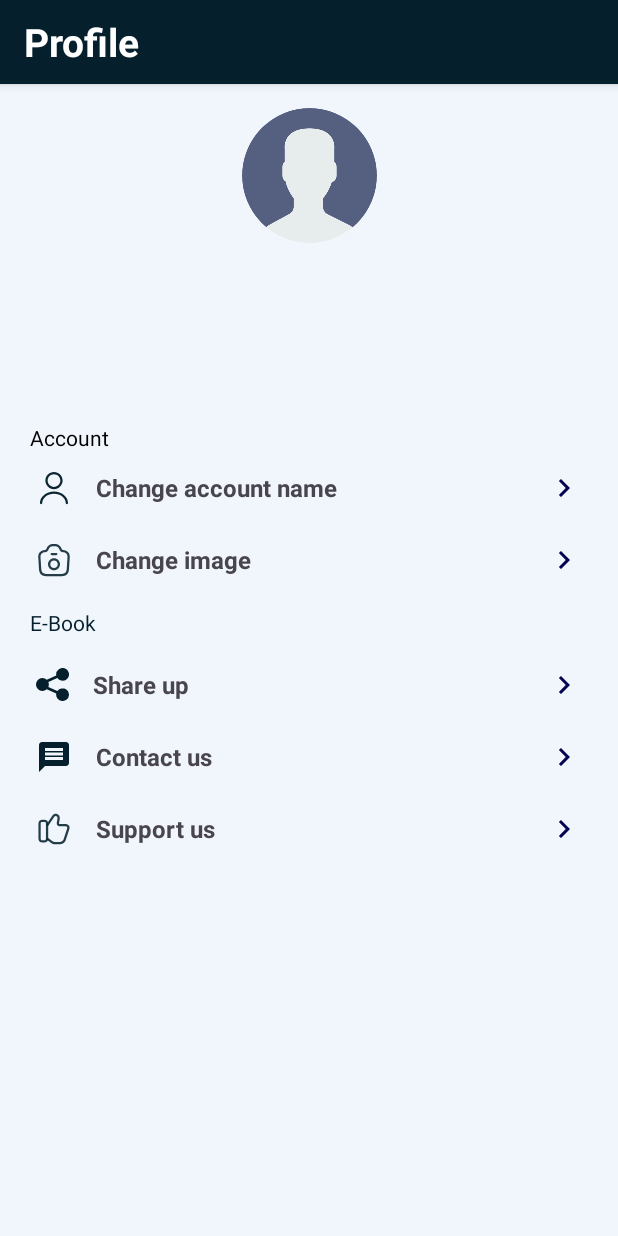
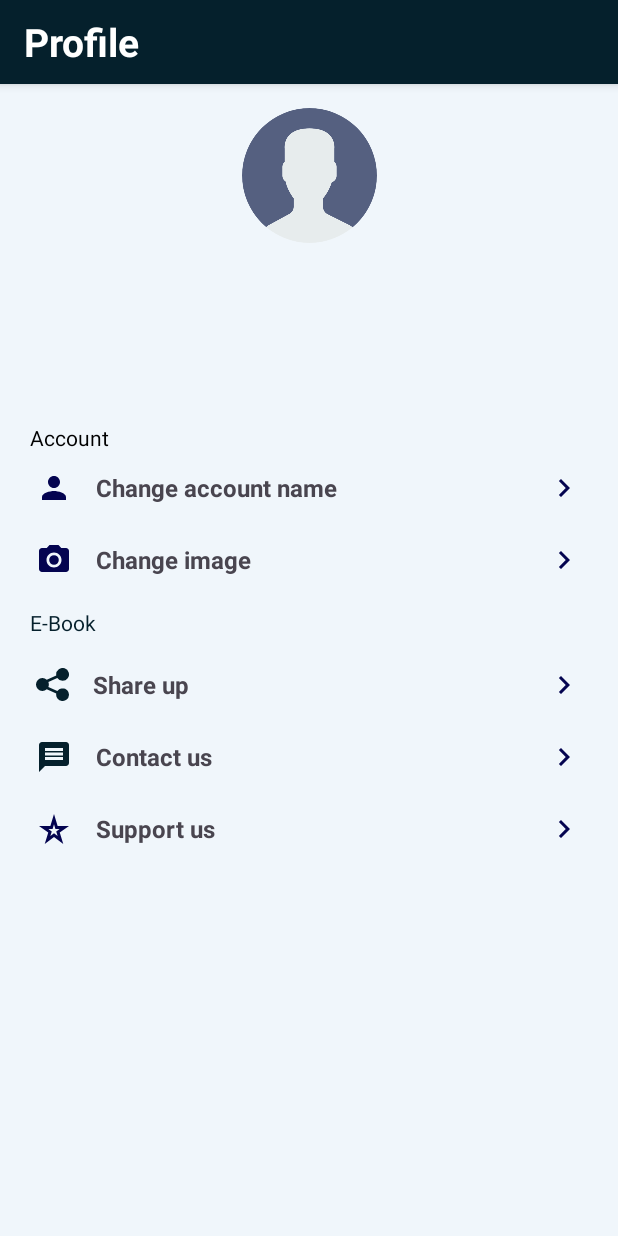
Before and after one commit to muhammadalinomonov/Book-reader, an Android app: the fragment ProfileScreen shown on its own in the app's theme, on a phone screen of 412 x 824 dp. Run offline under Robolectric (Android 15) with nearby library versions, the phone set to English and light mode, and no system bars; libraries missing offline, so code that uses them is left out: by.kirich1409.viewbindingdelegate, com.github.drjacky.imagepicker; Roboto replaces fonts that are not available here; 3 statements that could not run were skipped.

Commit message:
full for PM

```diff
--- a/app/src/main/java/uz/gita/a5/bookreader/presentation/ui/saved/SavedScreen.kt
+++ b/app/src/main/java/uz/gita/a5/bookreader/presentation/ui/saved/SavedScreen.kt
@@ -86,7 +86,7 @@ class SavedScreen : Fragment(R.layout.screen_saved) {
         }
         binding.apply {
             recycler.layoutManager =
-                LinearLayoutManager(requireContext(), LinearLayoutManager.HORIZONTAL, false)
+                LinearLayoutManager(requireContext(), LinearLayoutManager.VERTICAL, false)
             recycler.adapter = adapter
         }
 
--- /dev/null
+++ b/app/src/main/res/drawable/ic_camera_2.xml
@@ -0,0 +1,6 @@
+<vector android:height="24dp" android:tint="#040450"
+    android:viewportHeight="24" android:viewportWidth="24"
+    android:width="24dp" xmlns:android="http://schemas.android.com/apk/res/android">
+    <path android:fillColor="@android:color/white" android:pathData="M12,12m-3.2,0a3.2,3.2 0,1 1,6.4 0a3.2,3.2 0,1 1,-6.4 0"/>
+    <path android:fillColor="@android:color/white" android:pathData="M9,2L7.17,4L4,4c-1.1,0 -2,0.9 -2,2v12c0,1.1 0.9,2 2,2h16c1.1,0 2,-0.9 2,-2L22,6c0,-1.1 -0.9,-2 -2,-2h-3.17L15,2L9,2zM12,17c-2.76,0 -5,-2.24 -5,-5s2.24,-5 5,-5 5,2.24 5,5 -2.24,5 -5,5z"/>
+</vector>
--- a/app/src/main/res/drawable/ic_person.xml
+++ b/app/src/main/res/drawable/ic_person.xml
@@ -1,4 +1,4 @@
-<vector android:height="24dp" android:tint="#000000"
+<vector android:height="24dp" android:tint="#040450"
     android:viewportHeight="24" android:viewportWidth="24"
     android:width="24dp" xmlns:android="http://schemas.android.com/apk/res/android">
     <path android:fillColor="@android:color/white" android:pathData="M12,12c2.21,0 4,-1.79 4,-4s-1.79,-4 -4,-4 -4,1.79 -4,4 1.79,4 4,4zM12,14c-2.67,0 -8,1.34 -8,4v2h16v-2c0,-2.66 -5.33,-4 -8,-4z"/>
--- a/app/src/main/res/drawable/ic_star.xml
+++ b/app/src/main/res/drawable/ic_star.xml
@@ -1,5 +1,5 @@
 <vector android:height="24dp" android:tint="#040450"
     android:viewportHeight="24" android:viewportWidth="24"
     android:width="24dp" xmlns:android="http://schemas.android.com/apk/res/android">
-    <path android:fillColor="@android:color/white" android:pathData="M12,17.27L18.18,21l-1.64,-7.03L22,9.24l-7.19,-0.61L12,2 9.19,8.63 2,9.24l5.46,4.73L5.82,21z"/>
+    <path android:fillColor="@android:color/white" android:pathData="M22,9.24l-7.19,-0.62L12,2 9.19,8.63 2,9.24l5.46,4.73L5.82,21 12,17.27 18.18,21l-1.63,-7.03L22,9.24zM12,15.4l-3.76,2.27 1,-4.28 -3.32,-2.88 4.38,-0.38L12,6.1l1.71,4.04 4.38,0.38 -3.32,2.88 1,4.28L12,15.4z"/>
 </vector>
--- /dev/null
+++ b/app/src/main/res/drawable/ic_star2.xml
@@ -0,0 +1,5 @@
+<vector android:height="24dp" android:tint="#040450"
+    android:viewportHeight="24" android:viewportWidth="24"
+    android:width="24dp" xmlns:android="http://schemas.android.com/apk/res/android">
+    <path android:fillColor="@android:color/white" android:pathData="M12,8.89L12.94,12h2.82l-2.27,1.62l0.93,3.01L12,14.79l-2.42,1.84l0.93,-3.01L8.24,12h2.82L12,8.89M12,2l-2.42,8H2l6.17,4.41L5.83,22L12,17.31L18.18,22l-2.35,-7.59L22,10h-7.58L12,2L12,2z"/>
+</vector>
--- a/app/src/main/res/layout/screen_profile.xml
+++ b/app/src/main/res/layout/screen_profile.xml
@@ -1,29 +1,30 @@
 <?xml version="1.0" encoding="utf-8"?>
 <androidx.constraintlayout.widget.ConstraintLayout xmlns:android="http://schemas.android.com/apk/res/android"
+    xmlns:app="http://schemas.android.com/apk/res-auto"
+    xmlns:tools="http://schemas.android.com/tools"
     android:layout_width="match_parent"
-    xmlns:tools="http://schemas.android.com/tools"
-    android:background="@color/transparent"
     android:layout_height="match_parent"
-    xmlns:app="http://schemas.android.com/apk/res-auto">
+    android:background="@color/transparent">
 
     <FrameLayout
         android:id="@+id/action_bar"
-        android:background="@color/gray"
-        app:layout_constraintTop_toTopOf="parent"
         android:layout_width="match_parent"
         android:layout_height="56dp"
-        android:elevation="4dp">
+        android:background="@color/gray"
+        android:elevation="4dp"
+        app:layout_constraintTop_toTopOf="parent">
 
         <TextView
 
             android:layout_width="wrap_content"
             android:layout_height="wrap_content"
-            android:textSize="26sp"
-            android:text="Profile"
             android:layout_gravity="start|center"
             android:layout_marginStart="16dp"
+            android:text="Profile"
             android:textColor="@color/white"
-            android:textStyle="bold"/>
+            android:textSize="26sp"
+            android:textStyle="bold"
+            tools:ignore="HardcodedText" />
     </FrameLayout>
 
     <com.google.android.material.imageview.ShapeableImageView
@@ -66,14 +67,14 @@
             android:layout_width="wrap_content"
             android:layout_height="wrap_content"
             android:text="Account"
-            android:textColor="@color/black" />
+            android:textColor="@color/black"
+            tools:ignore="HardcodedText" />
 
         <TextView
             android:id="@+id/tv_change_user_name"
             android:layout_width="match_parent"
             android:layout_height="wrap_content"
             android:layout_marginVertical="8dp"
-            android:background="?selectableItemBackground"
             android:drawablePadding="16dp"
             android:gravity="center_vertical"
             android:padding="4dp"
@@ -81,14 +82,15 @@
             android:textSize="16sp"
             android:textStyle="bold"
             app:drawableEndCompat="@drawable/ic_next"
-            app:drawableStartCompat="@drawable/ic_user" />
+            app:drawableStartCompat="@drawable/ic_person"
+            tools:ignore="HardcodedText" />
 
         <TextView
             android:id="@+id/tv_change_image_icon"
             android:layout_width="match_parent"
             android:layout_height="wrap_content"
             android:layout_marginVertical="8dp"
-            android:background="?selectableItemBackground"
+
             android:drawablePadding="16dp"
             android:gravity="center_vertical"
             android:padding="4dp"
@@ -96,7 +98,8 @@
             android:textSize="16sp"
             android:textStyle="bold"
             app:drawableEndCompat="@drawable/ic_next"
-            app:drawableStartCompat="@drawable/ic_camera" />
+            app:drawableStartCompat="@drawable/ic_camera_2"
+            tools:ignore="HardcodedText" />
 
 
         <TextView
@@ -111,7 +114,6 @@
             android:layout_width="match_parent"
             android:layout_height="wrap_content"
             android:layout_marginVertical="8dp"
-            android:background="?selectableItemBackground"
             android:drawablePadding="16dp"
             android:gravity="center_vertical"
             android:padding="4dp"
@@ -119,14 +121,14 @@
             android:textSize="16sp"
             android:textStyle="bold"
             app:drawableEndCompat="@drawable/ic_next"
-            app:drawableStartCompat="@drawable/ic_share" />
+            app:drawableStartCompat="@drawable/ic_share"
+            tools:ignore="HardcodedText" />
 
         <TextView
             android:id="@+id/tv_help"
             android:layout_width="match_parent"
             android:layout_height="wrap_content"
             android:layout_marginVertical="8dp"
-            android:background="?selectableItemBackground"
             android:drawablePadding="16dp"
             android:gravity="center_vertical"
             android:padding="4dp"
@@ -134,14 +136,14 @@
             android:textSize="16sp"
             android:textStyle="bold"
             app:drawableEndCompat="@drawable/ic_next"
-            app:drawableStartCompat="@drawable/ic_message" />
+            app:drawableStartCompat="@drawable/ic_message"
+            tools:ignore="HardcodedText" />
 
         <TextView
             android:id="@+id/tv_support_us"
             android:layout_width="match_parent"
             android:layout_height="wrap_content"
             android:layout_marginVertical="8dp"
-            android:background="?selectableItemBackground"
             android:drawablePadding="16dp"
             android:gravity="center_vertical"
             android:padding="4dp"
@@ -149,7 +151,8 @@
             android:textSize="16sp"
             android:textStyle="bold"
             app:drawableEndCompat="@drawable/ic_next"
-            app:drawableStartCompat="@drawable/ic_like" />
+            app:drawableStartCompat="@drawable/ic_star2"
+            tools:ignore="HardcodedText" />
 
     </LinearLayout>
 
```
Also changed, not shown: app/src/main/res/layout/screen_home.xml (+5 -2 lines), app/src/main/res/layout/vertical_item.xml (+11 -3 lines), 101 other files.
